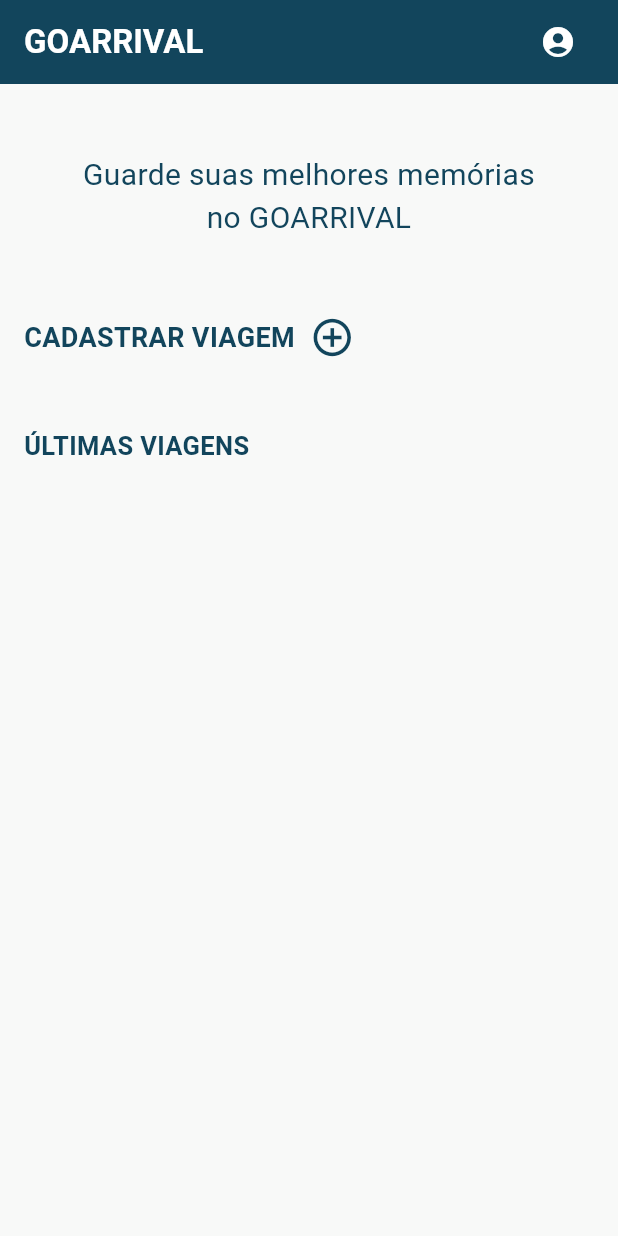
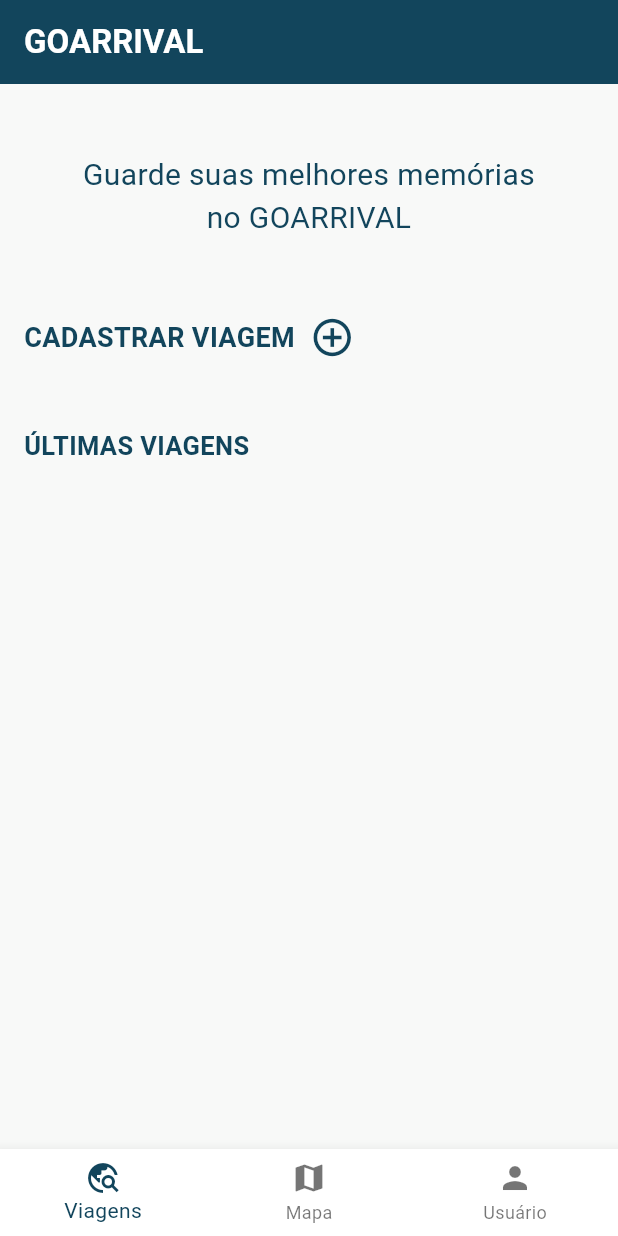
Before and after one commit to raquel1s/goarrival, a Flutter app: the TelaViagens screen opened directly, after a tap on "CADASTRAR VIAGEM", on a phone screen of 412 x 824 dp. Run offline on Flutter 3.47's test engine with Material 3 defaults, Android fonts, the phone set to English and light mode, and no system bars; our stand-ins replace firebase_auth, firebase_core, flutter_map, font_awesome_flutter, google_sign_in, image_picker and 2 more; accounts and stored records are empty; network calls fail.

Commit message:
adicionando menu inferior, e arrumando o mapa com todas as viagens

```diff
--- a/lib/controller/viagem_controller.dart
+++ b/lib/controller/viagem_controller.dart
@@ -11,17 +11,20 @@ class ControleViagens {
   Future<void> carregarDados() async {
     final prefs = await SharedPreferences.getInstance();
     final String? dadosSalvos = prefs.getString(_keyViagens);
-
+    print('Dados carregados do SharedPreferences: $dadosSalvos');
     if (dadosSalvos != null) {
       final List<dynamic> jsonList = jsonDecode(dadosSalvos);
       _viagens.clear();
       _viagens.addAll(jsonList.map((json) => Viagem.fromJson(json)).toList());
+      print('Viagens carregadas: ${_viagens.length}');
     }
   }
 
   Future<void> adicionarViagem(Viagem viagem) async {
     _viagens.add(viagem);
+    print('Viagem adicionada: ${viagem.local}');
     await _salvarDados();
+    print('Dados salvos no SharedPreferences');
   }
 
   Future<void> removerViagem(int index) async {
@@ -31,7 +34,11 @@ class ControleViagens {
 
   Future<void> _salvarDados() async {
     final prefs = await SharedPreferences.getInstance();
-    final String jsonList = jsonEncode(_viagens.map((v) => v.toJson()).toList());
+    final String jsonList = jsonEncode(
+      _viagens.map((v) => v.toJson()).toList(),
+    );
+    print('JSON a ser salvo: $jsonList');
     await prefs.setString(_keyViagens, jsonList);
+    print('SharedPreferences atualizado com sucesso');
   }
 }
--- a/lib/models/viagem.dart
+++ b/lib/models/viagem.dart
@@ -4,6 +4,8 @@ class Viagem {
   final String dataInicio;
   final String dataFim;
   final List<String> fotos;
+  double? latitude;
+  double? longitude;
 
   Viagem({
     required this.local,
@@ -11,6 +13,8 @@ class Viagem {
     required this.dataInicio,
     required this.dataFim,
     required this.fotos,
+    this.latitude,
+    this.longitude,
   });
 
   Map<String, dynamic> toJson() {
@@ -20,6 +24,8 @@ class Viagem {
       'dataInicio': dataInicio,
       'dataFim': dataFim,
       'fotos': fotos,
+      'latitude': latitude,
+      'longitude': longitude,
     };
   }
 
@@ -30,6 +36,8 @@ class Viagem {
       dataInicio: json['dataInicio'],
       dataFim: json['dataFim'],
       fotos: List<String>.from(json['fotos'] ?? []),
+      latitude: (json['latitude'] as num?)?.toDouble(),
+      longitude: (json['longitude'] as num?)?.toDouble(),
     );
   }
 }
--- a/lib/screens/login.dart
+++ b/lib/screens/login.dart
@@ -108,7 +108,7 @@ class _LoginState extends State<Login> {
                 ),
                 label: const Text(
                   'Entrar com Google',
-                  style: TextStyle(color: Colors.white, fontSize: 18),
+                  style: TextStyle(color: Colors.white, fontSize: 16),
                 ),
                 style: ElevatedButton.styleFrom(
                   padding: const EdgeInsets.symmetric(horizontal: 30, vertical: 15),
--- a/lib/screens/tela_viagens.dart
+++ b/lib/screens/tela_viagens.dart
@@ -4,9 +4,9 @@ import 'dart:typed_data';
 import 'package:flutter/material.dart';
 import 'package:goarrival/controller/viagem_controller.dart';
 import 'package:goarrival/screens/cadastrar_viagem.dart';
+import 'package:goarrival/screens/viagem_detalhes.dart';
 import 'package:goarrival/screens/mapa_viagens.dart';
 import 'package:goarrival/screens/usuario.dart';
-import 'package:goarrival/screens/viagem_detalhes.dart';
 
 class TelaViagens extends StatefulWidget {
   final ControleViagens controleViagens;
@@ -18,6 +18,8 @@ class TelaViagens extends StatefulWidget {
 }
 
 class _TelaViagensState extends State<TelaViagens> {
+  int _paginaAtual = 0;
+
   @override
   void initState() {
     super.initState();
@@ -36,48 +38,68 @@ class _TelaViagensState extends State<TelaViagens> {
       return dataB.compareTo(dataA);
     });
 
+    // Lista de páginas que o menu inferior pode exibir
+    final List<Widget> paginas = [
+      _buildTelaViagens(viagens),
+      MapaViagens(),
+      Usuario(),
+    ];
+
     return Scaffold(
       appBar: AppBar(
         automaticallyImplyLeading: false,
         title: const Text('GOARRIVAL'),
-        actions: [
-          Padding(
-            padding: const EdgeInsets.only(right: 16.0),
-            child: IconButton(
-              onPressed: () {
-                Navigator.push(
-                  context,
-                  MaterialPageRoute(builder: (context) => MapaViagens()),
-                );
+      ),
+      body: paginas[_paginaAtual],
+      bottomNavigationBar: BottomNavigationBar(
+        currentIndex: _paginaAtual,
+        onTap: (index) {
+          setState(() {
+            _paginaAtual = index;
+          });
         },
-              icon: const Icon(Icons.account_circle),
+        selectedItemColor: const Color(0xFF12455C),
+        items: const [
+          BottomNavigationBarItem(
+            icon: Icon(Icons.travel_explore),
+            label: 'Viagens',
           ),
+          BottomNavigationBarItem(
+            icon: Icon(Icons.map),
+            label: 'Mapa',
+          ),
+          BottomNavigationBarItem(
+            icon: Icon(Icons.person),
+            label: 'Usuário',
           ),
         ],
       ),
-      body: Padding(
+    );
+  }
+
+  Widget _buildTelaViagens(List viagens) {
+    return Padding(
       padding: const EdgeInsets.all(16.0),
       child: Column(
         crossAxisAlignment: CrossAxisAlignment.start,
         children: [
-            Padding(
-              padding: const EdgeInsets.all(30.0),
+          const Padding(
+            padding: EdgeInsets.all(30.0),
             child: Center(
-                child: const Text(
+              child: Text(
                 "Guarde suas melhores memórias no GOARRIVAL",
                 textAlign: TextAlign.center,
                 style: TextStyle(color: Color(0xFF12455C), fontSize: 20),
               ),
             ),
           ),
-            SizedBox(height: 20),
+          const SizedBox(height: 20),
           GestureDetector(
             onTap: () async {
               final result = await Navigator.push(
                 context,
                 MaterialPageRoute(
-                    builder:
-                        (context) => CadastrarViagem(
+                  builder: (context) => CadastrarViagem(
                     controleViagens: widget.controleViagens,
                   ),
                 ),
@@ -89,8 +111,8 @@ class _TelaViagensState extends State<TelaViagens> {
               }
             },
             child: Row(
-                children: [
-                  const Text(
+              children: const [
+                Text(
                   "CADASTRAR VIAGEM",
                   style: TextStyle(
                     color: Color(0xFF12455C),
@@ -98,9 +120,8 @@ class _TelaViagensState extends State<TelaViagens> {
                     fontWeight: FontWeight.bold,
                   ),
                 ),
-
                 Padding(
-                    padding: const EdgeInsets.only(left: 10),
+                  padding: EdgeInsets.only(left: 10),
                   child: Icon(
                     Icons.add_circle_outline,
                     color: Color(0xFF12455C),
@@ -110,7 +131,7 @@ class _TelaViagensState extends State<TelaViagens> {
               ],
             ),
           ),
-            SizedBox(height: 45),
+          const SizedBox(height: 45),
           const Text(
             'ÚLTIMAS VIAGENS',
             style: TextStyle(
@@ -127,7 +148,6 @@ class _TelaViagensState extends State<TelaViagens> {
                 final viagem = viagens[index];
 
                 Uint8List? imagem;
-
                 if (viagem.fotos.isNotEmpty) {
                   imagem = base64Decode(viagem.fotos.first);
                 }
@@ -136,8 +156,7 @@ class _TelaViagensState extends State<TelaViagens> {
                   margin: const EdgeInsets.symmetric(vertical: 8),
                   elevation: 4,
                   child: ListTile(
-                      leading:
-                          imagem != null
+                    leading: imagem != null
                         ? Image.memory(
                             imagem,
                             width: 50,
@@ -175,8 +194,7 @@ class _TelaViagensState extends State<TelaViagens> {
                       Navigator.push(
                         context,
                         MaterialPageRoute(
-                            builder:
-                                (context) => ViagemDetalhes(viagem: viagem),
+                          builder: (context) => ViagemDetalhes(viagem: viagem),
                         ),
                       );
                     },
@@ -187,7 +205,6 @@ class _TelaViagensState extends State<TelaViagens> {
           ),
         ],
       ),
-      ),
     );
   }
 
```
Also changed, not shown: lib/screens/cadastrar_viagem.dart (+4 -14 lines), lib/screens/mapa_viagens.dart (+18 -11 lines), lib/screens/usuario.dart (+8 -5 lines), lib/screens/viagem_detalhes.dart (+11 -10 lines). Lines whose indentation alone changed are shown as unchanged.
